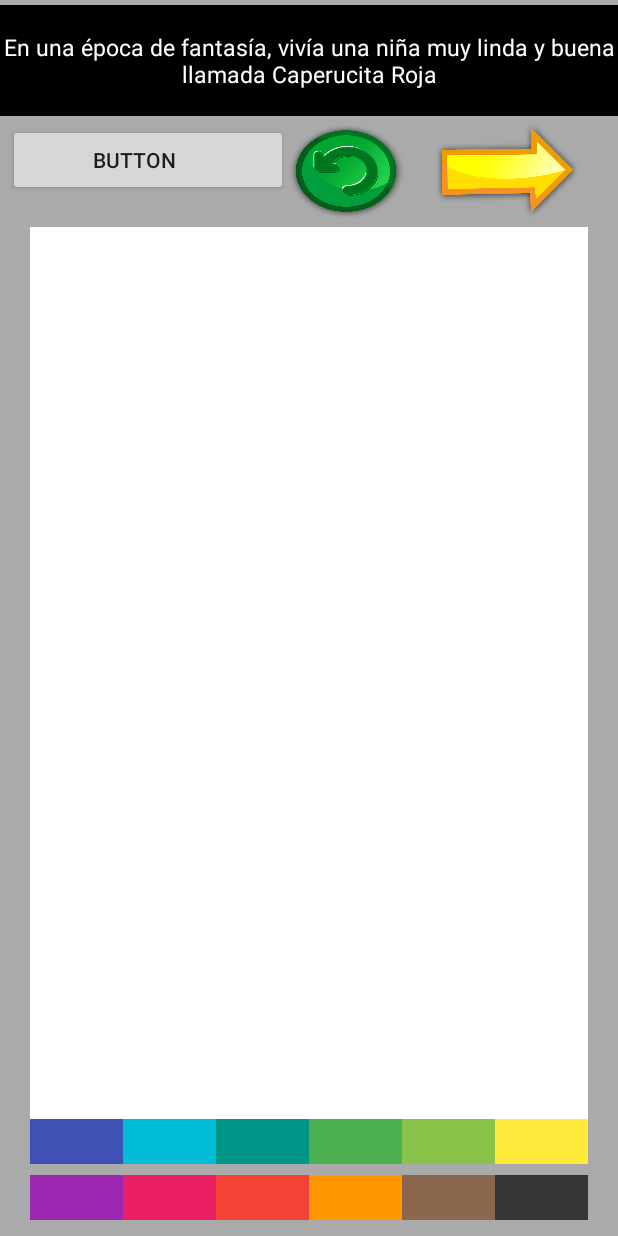
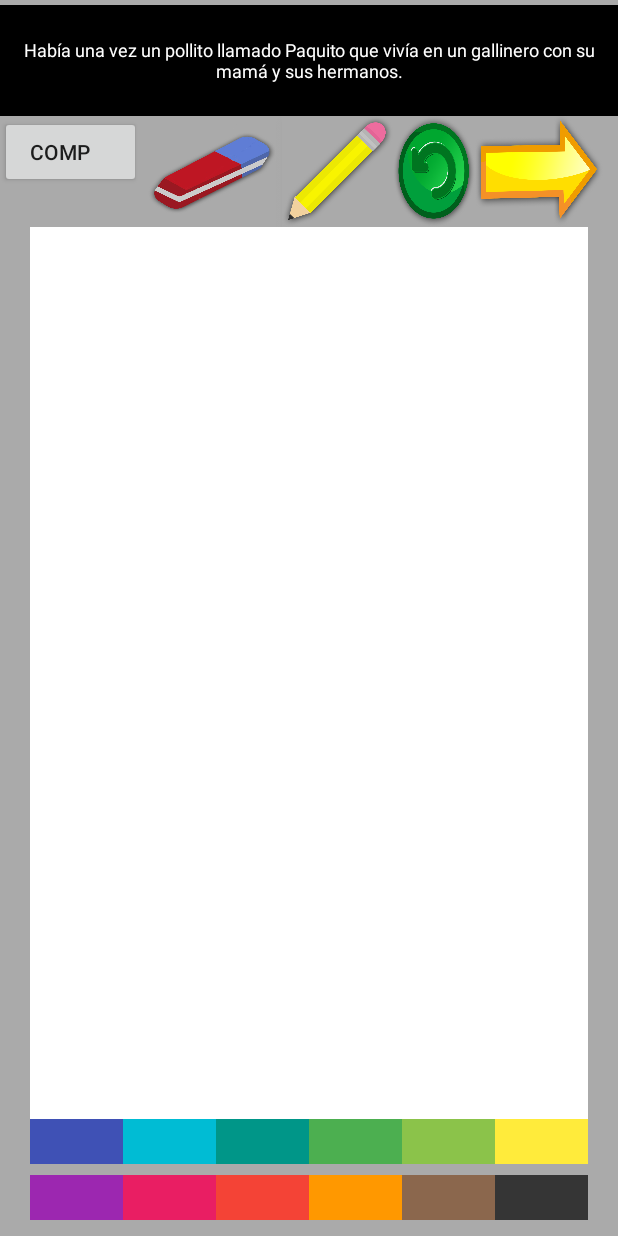
Before and after one commit to Microreget98/Dispositivosmoviles, an Android app: the Intermedio screen opened directly, with no data from a screen before it, after a tap on an icon or button, on a phone screen of 412 x 824 dp. Run offline under Robolectric (Android 15) with nearby library versions, the phone set to English and light mode, and no system bars.

Commit message:
Nuevas funciones de borrado y trazo listas

```diff
--- a/AppCuentosContarte/app/src/main/java/com/example/appcuentoscontarte/Intermedio.java
+++ b/AppCuentosContarte/app/src/main/java/com/example/appcuentoscontarte/Intermedio.java
@@ -34,7 +34,7 @@ public class Intermedio extends AppCompatActivity {
             public void onClick(View v) {
                 //Seleccion de cuento
                 Intent cuento = new Intent(Intermedio.this, Inicio.class);
-                cuento.putExtra("cuentoseleccionado","cochinitos");
+                cuento.putExtra("cuentoseleccionado","pollitocurioso");
                 Intermedio.this.startActivity(cuento);
                 Intermedio.this.finish();
             }
--- a/AppCuentosContarte/app/src/main/java/com/example/appcuentoscontarte/Lienzo.java
+++ b/AppCuentosContarte/app/src/main/java/com/example/appcuentoscontarte/Lienzo.java
@@ -9,17 +9,24 @@ import android.graphics.Paint;
 
 import android.graphics.Path;
 import android.util.AttributeSet;
+import android.util.TypedValue;
 import android.view.MotionEvent;
 import android.view.View;
+
 
 
 public class Lienzo extends View {
 
     private Path drawPath;
-    private Paint drawPaint, canvasPaint;
-    private int paintColor = 0xFFFF0000;
+    private static Paint drawPaint;
+    private Paint canvasPaint;
+    private static int paintColor = 0xFF353535;
+    //private int paintColor = 0xFFFF0000;
     private Canvas drawCanvas;
     private Bitmap canvasBitmap;
+
+   static float TamanoPunto;
+   private static boolean borrado = false;
 
     public Lienzo(Context context, AttributeSet attrs) {
 
@@ -35,7 +42,8 @@ public class Lienzo extends View {
         drawPaint = new Paint();
         drawPaint.setColor(paintColor);
         drawPaint.setAntiAlias(true);
-        drawPaint.setStrokeWidth(10);
+        //TamanoPunto= 20;
+        drawPaint.setStrokeWidth(20);
         drawPaint.setStyle(Paint.Style.STROKE);
         drawPaint.setStrokeJoin(Paint.Join.ROUND);
         drawPaint.setStrokeCap(Paint.Cap.ROUND);
@@ -90,4 +98,24 @@ public class Lienzo extends View {
         canvas.drawBitmap(canvasBitmap,0,0, canvasPaint);
         canvas.drawPath(drawPath,drawPaint);
     }
+
+    public static void setTamanoPunto(float nuevoTamano){
+        //float pixel = TypedValue.applyDimension(TypedValue.COMPLEX_UNIT_DIP,
+          //  nuevoTamano,getResources().getDisplayMetrics());
+        //TamanoPunto =pixel;
+        drawPaint.setStrokeWidth(nuevoTamano);
+    }
+
+    public static void setBorrado(boolean estaborrado){
+        borrado = estaborrado;
+        if(borrado) {
+            drawPaint.setColor(Color.WHITE);
+        }
+        else{
+             drawPaint.setColor(paintColor);
+
+
+        }
+
+    }
 }
--- a/AppCuentosContarte/app/src/main/res/layout/activity_inicio.xml
+++ b/AppCuentosContarte/app/src/main/res/layout/activity_inicio.xml
@@ -25,7 +25,7 @@
             android:text="lop"
             android:textColor="@android:color/white"
             android:gravity="center"
-            android:textSize="15dp" />
+            android:textSize="12dp" />
 
     </LinearLayout>
 
@@ -34,25 +34,38 @@
         android:layout_width="match_parent"
         android:layout_weight="1"
         android:layout_height="0dp"
-        android:padding="5dp">
-
-
-
+        >
         <Button
-            android:id="@+id/button"
+            android:id="@+id/btncompr"
             android:layout_width="5dp"
             android:layout_height="wrap_content"
-            android:layout_weight="1"
-            android:text="Button"
+            android:layout_weight=".9"
+            android:text="COMP"
+            android:paddingRight="25dp"/>
+
+        <ImageButton
+            android:id="@+id/btnborrador"
+            android:layout_width="5dp"
+            android:layout_height="wrap_content"
+            android:layout_weight=".9"
+            android:background="@drawable/borrador"
+            android:paddingRight="25dp"/>
+
+        <ImageButton
+            android:id="@+id/btntrazo"
+            android:layout_width="5dp"
+            android:layout_height="wrap_content"
+            android:layout_weight=".7"
+            android:background="@drawable/lapizb"
             android:paddingRight="30dp"/>
 
         <ImageButton
             android:id="@+id/btnreproducir"
             android:layout_width="5dp"
             android:layout_height="wrap_content"
-            android:layout_weight=".4"
+            android:layout_weight=".5"
             android:text="Reproduce"
-            android:layout_marginRight="20dp"
+            android:paddingRight="40dp"
             android:background="@drawable/volver"
 
             />
@@ -62,10 +75,10 @@
             android:id="@+id/btnsiguiente"
             android:layout_width="5dp"
             android:layout_height="wrap_content"
-            android:layout_weight=".5"
+            android:layout_marginRight="10dp"
+            android:layout_weight=".8"
             android:background="@drawable/flechasig"
             android:text="SIGUIENTE"
-            android:layout_marginRight="20dp"
             />
 
 
@@ -203,7 +216,8 @@
                 android:layout_height="30dp"
                 android:layout_weight="1"
                 android:tag="#353535"
-                android:background="#353535"/>
+                android:background="#353535"
+                android:outlineAmbientShadowColor="@color/colorAmarillo"/>
 
 
         </LinearLayout>
--- a/AppCuentosContarte/app/src/main/res/values/cuento.xml
+++ b/AppCuentosContarte/app/src/main/res/values/cuento.xml
@@ -27,4 +27,15 @@
         <item>Le promete a su Abuelita nunca dejarla solita y siempre cuidarla.</item>
     </array>
 
+    <array name="cuento2">
+        <item>Había una vez un pollito llamado Paquito que vivía en un gallinero con su mamá y sus hermanos. </item>
+        <item>En el gallinero todos la pasaban muy bien, corrían, jugaban y se divertían, se sentían muy seguros y tranquilos pues entre todos se conocían.</item>
+        <item>Un día Paquito pensativo, se quedó mirando desde el corral el mundo exterior.</item>
+        <item>Pensaba: ¡Qué lindo sería conocer lo que hay afuera! ¡Caminar por esos pastos! ¡Correr por esas praderas! </item>
+        <item>De pronto Paquito se dio cuenta que la puerta de su corral estaba abierta, y desde ese momento decidió emprender una nueva aventura.</item>
+        <item>En silencio, salió Paquito corriendo, muy feliz por lo que estaba sucediendo.</item>
+        <item>Las flores bailaban al viento, los pajaritos cantaban sus canciones al sol.</item>
+        <item>Paquito el pollito estaba maravillado al descubrir este grandioso mundo de colores.</item>
+    </array>
+
 </resources>
```
Also changed, not shown: AppCuentosContarte/app/src/main/java/com/example/appcuentoscontarte/Inicio.java (+224 -96 lines), AppCuentosContarte/app/src/main/res/layout/activity_intermedio.xml (+21 -21 lines), AppCuentosContarte/app/src/main/res/layout/tamano_punto.xml (added, +45 -0 lines), AppCuentosContarte/app/src/main/res/drawable/borrador.png (added), AppCuentosContarte/app/src/main/res/drawable/lapizb.png (added), AppCuentosContarte/app/src/main/res/drawable/libro2.png (added), 8 other files.
